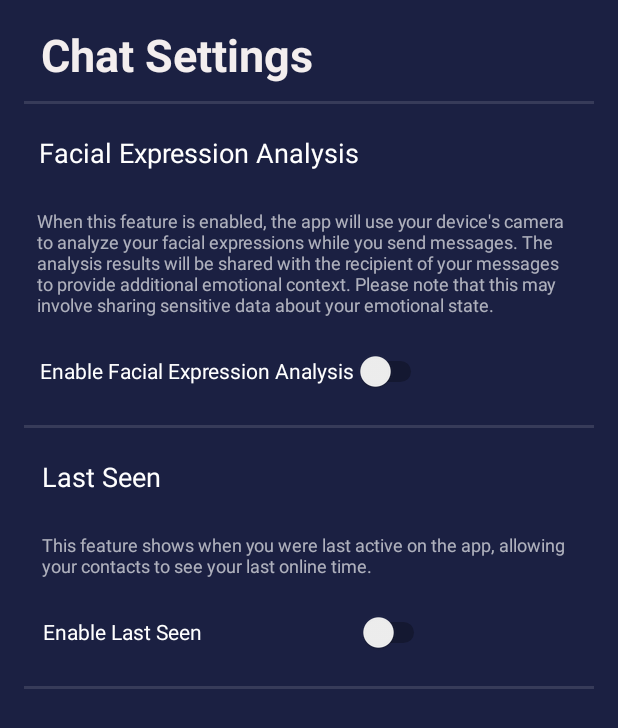
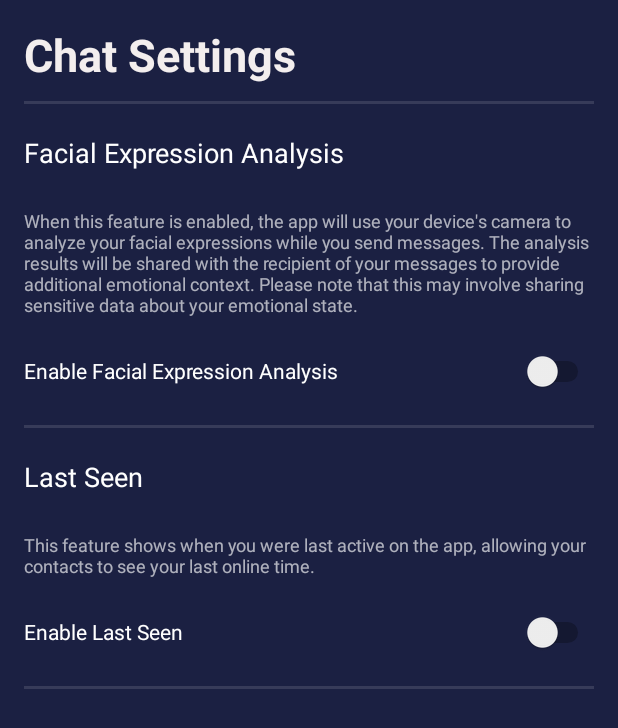
Before and after one commit to mpabasara11/CognitoConnect, an Android app: the Controller_Chat_Settings screen opened directly, with no data from a screen before it, on a phone screen of 412 x 824 dp. Shown: the top 728 px of the screen. Run offline under Robolectric (Android 15) with nearby library versions, the phone set to English and light mode, and no system bars; our stand-ins replace Firebase (no records; nobody signed in at launch, a user with empty details on screens opened directly); 1 statement that could not run was skipped.

```diff
--- a/app/src/main/res/layout/view_chat_settings.xml
+++ b/app/src/main/res/layout/view_chat_settings.xml
@@ -10,7 +10,7 @@
 
     <TextView
         android:id="@+id/lbl_chat_settings"
-        android:layout_width="357dp"
+        android:layout_width="0dp"
         android:layout_height="39dp"
         android:text="Chat Settings"
         android:textColor="#F3EEEE"
@@ -23,7 +23,7 @@
     <TextView
         android:id="@+id/tvFeatureDescription"
 
-        android:layout_width="311dp"
+        android:layout_width="0dp"
         android:layout_height="41dp"
         android:layout_marginTop="20dp"
         android:text="Facial Expression Analysis"
@@ -37,7 +37,7 @@
     <TextView
         android:id="@+id/tvFeatureDetails"
 
-        android:layout_width="364dp"
+        android:layout_width="0dp"
         android:layout_height="wrap_content"
         android:layout_marginTop="8dp"
         android:text="When this feature is enabled, the app will use your device's camera to analyze your facial expressions while you send messages. The analysis results will be shared with the recipient of your messages to provide additional emotional context. Please note that this may involve sharing sensitive data about your emotional state."
@@ -51,7 +51,7 @@
     <Switch
         android:id="@+id/switch_facial_exp"
 
-        android:layout_width="258dp"
+        android:layout_width="0dp"
         android:layout_height="48dp"
         android:layout_marginTop="12dp"
         android:text="Enable Facial Expression Analysis"
@@ -63,7 +63,7 @@
 
     <View
         android:id="@+id/divider"
-        android:layout_width="391dp"
+        android:layout_width="0dp"
         android:layout_height="2dp"
         android:layout_marginTop="12dp"
         android:background="?android:attr/listDivider"
@@ -75,7 +75,7 @@
 
     <View
         android:id="@+id/divider2"
-        android:layout_width="391dp"
+        android:layout_width="0dp"
         android:layout_height="2dp"
         android:layout_marginTop="12dp"
         android:background="?android:attr/listDivider"
@@ -88,7 +88,7 @@
     <TextView
         android:id="@+id/tvFeatureDescription2"
 
-        android:layout_width="311dp"
+        android:layout_width="0dp"
         android:layout_height="41dp"
         android:layout_marginTop="20dp"
         android:text="Last Seen"
@@ -102,7 +102,7 @@
     <TextView
         android:id="@+id/tvFeatureDetails1"
 
-        android:layout_width="364dp"
+        android:layout_width="0dp"
         android:layout_height="wrap_content"
         android:layout_marginTop="8dp"
         android:text="This feature shows when you were last active on the app, allowing your contacts to see your last online time."
@@ -117,7 +117,7 @@
     <Switch
         android:id="@+id/switch_last_seen"
 
-        android:layout_width="258dp"
+        android:layout_width="0dp"
         android:layout_height="48dp"
         android:layout_marginTop="12dp"
         android:text="Enable Last Seen"
@@ -131,7 +131,7 @@
 
     <View
         android:id="@+id/divider3"
-        android:layout_width="391dp"
+        android:layout_width="0dp"
         android:layout_height="2dp"
         android:layout_marginTop="12dp"
         android:background="?android:attr/listDivider"
```
Also changed, not shown: app/src/main/res/layout/view_chat.xml (+12 -9 lines), app/src/main/res/layout/view_home.xml (+8 -4 lines), 18 other files.
